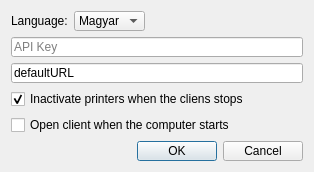
This is design/options.ui in DevTeamSCH/printer-client as Qt 5 draws it before an edit. The edited form follows.
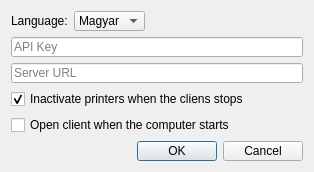
This is the edited form.

```diff
--- a/design/options.ui
+++ b/design/options.ui
@@ -89,7 +89,7 @@
    <item>
     <widget class="QLineEdit" name="serverURLEdit">
      <property name="text">
-      <string>defaultURL</string>
+      <string/>
      </property>
      <property name="placeholderText">
       <string>Server URL</string>
```
